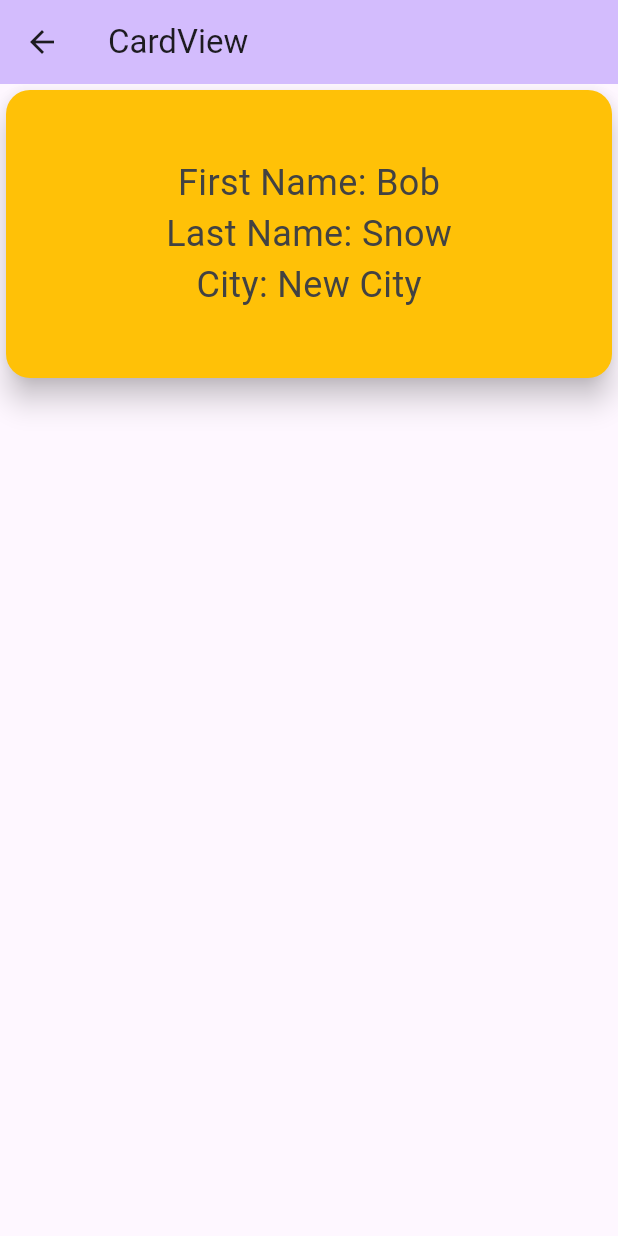
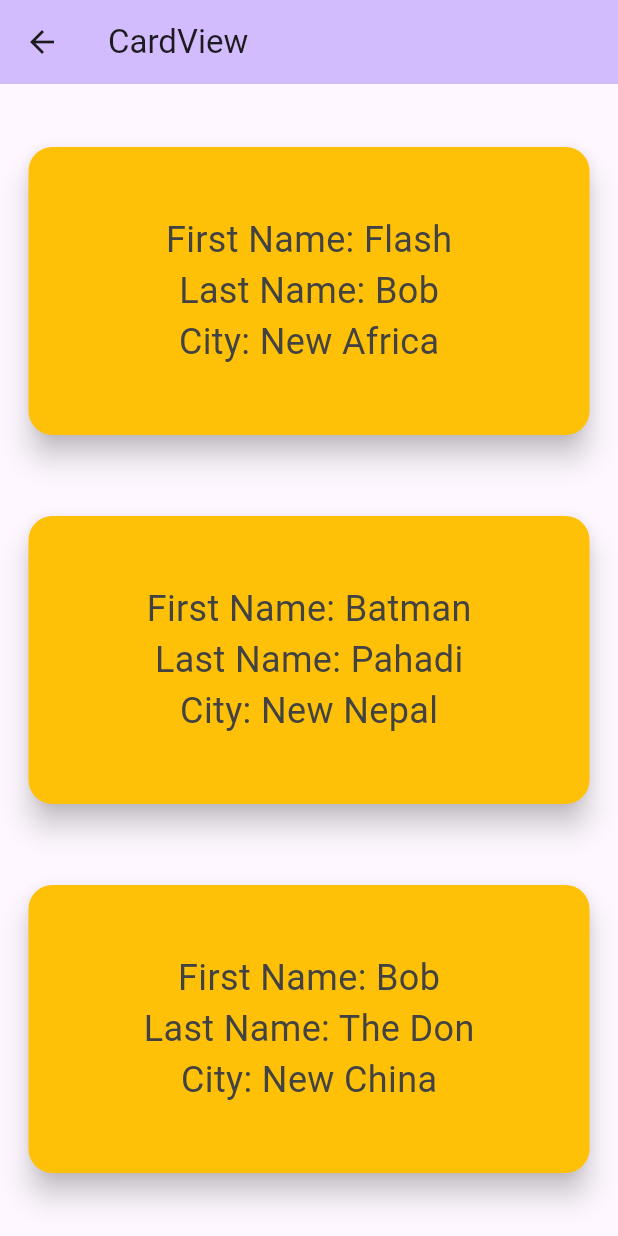
Before and after one commit to 82-Gaurab/flutter_for_college, a Flutter app: the CardViewScreen screen opened directly, on a phone screen of 412 x 824 dp. Run offline on Flutter 3.47's test engine with Material 3 defaults, Android fonts, the phone set to English and light mode, and no system bars.

Commit message:
Use student model on card widget

```diff
--- a/lib/screens/cardview_screen.dart
+++ b/lib/screens/cardview_screen.dart
@@ -1,4 +1,5 @@
 import 'package:flutter/material.dart';
+import 'package:flutter_for_college/models/student_model.dart';
 import 'package:flutter_for_college/widgets/card_widget.dart';
 
 class CardViewScreen extends StatelessWidget {
@@ -11,7 +12,35 @@ class CardViewScreen extends StatelessWidget {
         title: const Text('CardView'),
         backgroundColor: Theme.of(context).colorScheme.inversePrimary,
       ),
-      body: CardWidget(firstName: 'Bob', lastName: 'Snow', city: 'City'),
+      body: Padding(
+        padding: const EdgeInsets.all(15),
+        child: Column(
+          mainAxisAlignment: MainAxisAlignment.spaceAround,
+          children: [
+            CardWidget(
+              student: StudentModel(
+                fname: "Flash",
+                lname: "Bob",
+                city: "Africa",
+              ),
+            ),
+            CardWidget(
+              student: StudentModel(
+                fname: "Batman",
+                lname: "Pahadi",
+                city: "Nepal",
+              ),
+            ),
+            CardWidget(
+              student: StudentModel(
+                fname: "Bob",
+                lname: "The Don",
+                city: "China",
+              ),
+            ),
+          ],
+        ),
+      ),
     );
   }
 }
--- a/lib/widgets/card_widget.dart
+++ b/lib/widgets/card_widget.dart
@@ -1,16 +1,10 @@
 import 'package:flutter/material.dart';
+import 'package:flutter_for_college/models/student_model.dart';
 
 class CardWidget extends StatelessWidget {
-  const CardWidget({
-    super.key,
-    required this.firstName,
-    required this.lastName,
-    required this.city,
-  });
+  const CardWidget({super.key, required this.student});
 
-  final String firstName;
-  final String lastName;
-  final String city;
+  final StudentModel student;
 
   @override
   Widget build(BuildContext context) {
@@ -28,15 +22,15 @@ class CardWidget extends StatelessWidget {
             mainAxisAlignment: MainAxisAlignment.center,
             children: [
               Text(
-                "First Name: $firstName",
+                "First Name: ${student.fname}",
                 style: TextStyle(fontSize: 24, color: Colors.grey.shade800),
               ),
               Text(
-                "Last Name: $lastName",
+                "Last Name: ${student.lname}",
                 style: TextStyle(fontSize: 24, color: Colors.grey.shade800),
               ),
               Text(
-                "City: New $city",
+                "City: New ${student.city}",
                 style: TextStyle(fontSize: 24, color: Colors.grey.shade800),
               ),
             ],
```
